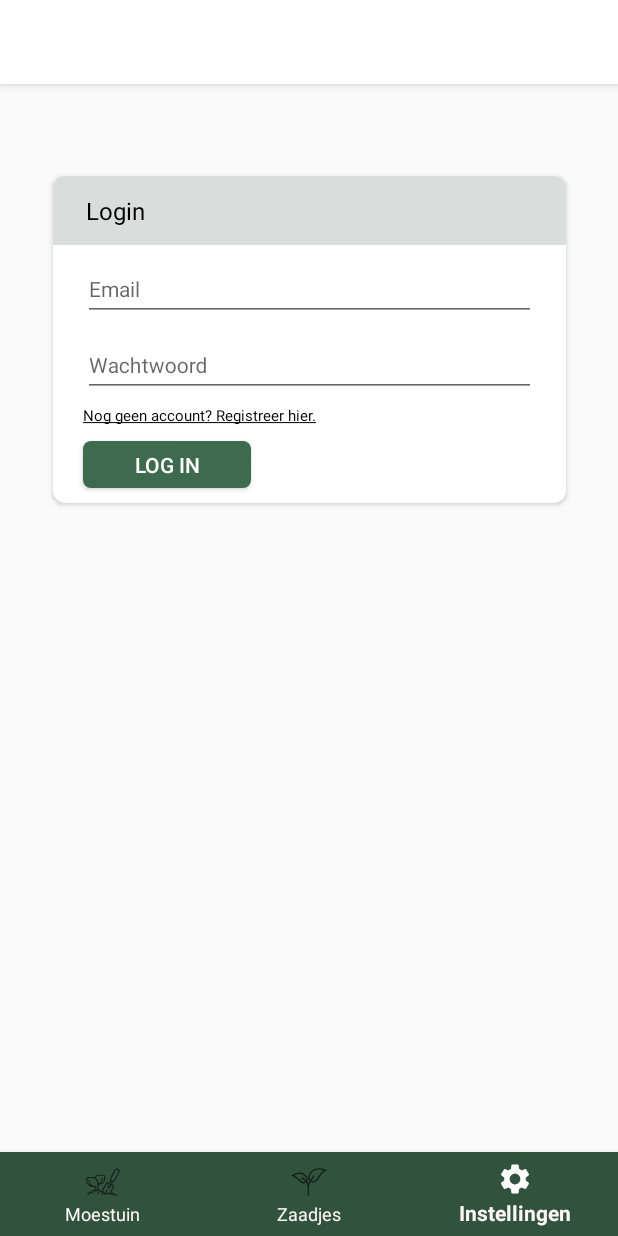
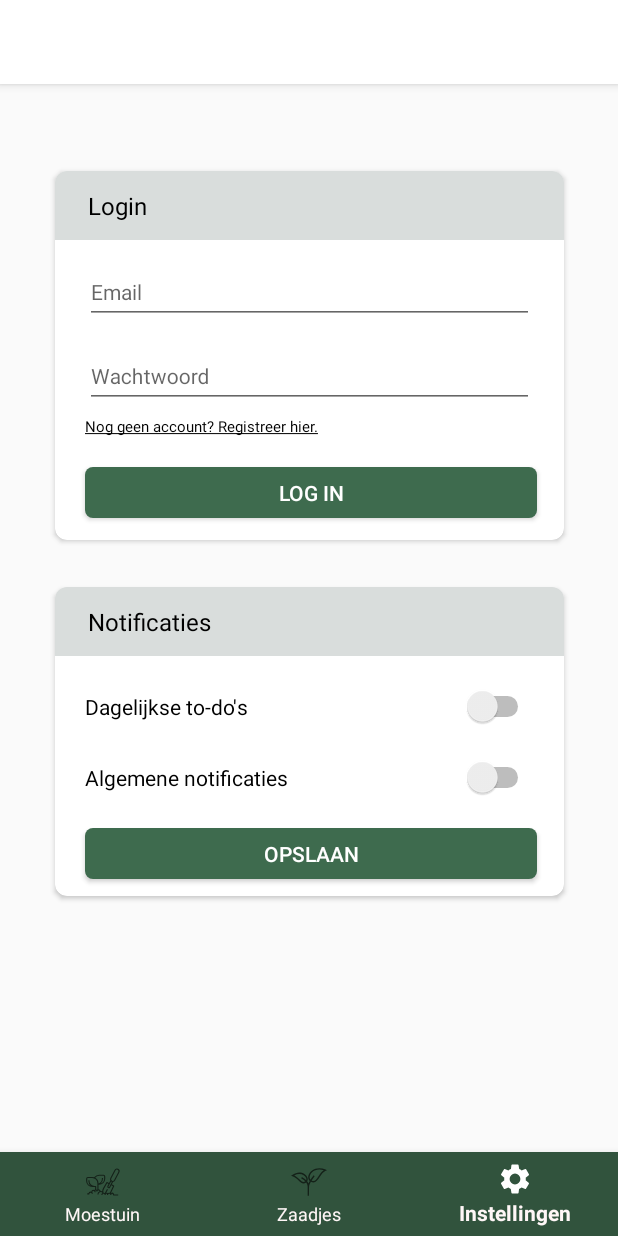
Before and after one commit to Lreneee/S1113718_S1114664_IIATIMD_app, an Android app: the NotificationsFragment screen opened through its navigation route, on a phone screen of 412 x 824 dp. Run offline under Robolectric (Android 15) with nearby library versions, the phone set to English and light mode, and no system bars; our stand-ins replace navigation-ui.

Commit message:
Added switches

```diff
--- a/app/src/main/res/layout/fragment_notifications.xml
+++ b/app/src/main/res/layout/fragment_notifications.xml
@@ -7,15 +7,16 @@
     tools:context=".ui.notifications.NotificationsFragment">
 
     <androidx.cardview.widget.CardView
-        android:layout_width="342dp"
-        android:layout_height="218dp"
+        android:id="@+id/cardView"
+        android:layout_width="339dp"
+        android:layout_height="246dp"
         android:layout_marginStart="20dp"
         android:layout_marginLeft="20dp"
         android:layout_marginEnd="20dp"
         android:layout_marginRight="20dp"
-        android:padding="8dp"
 
 
+        android:padding="8dp"
         app:cardCornerRadius="8dp"
         app:layout_constraintBottom_toBottomOf="parent"
         app:layout_constraintEnd_toEndOf="parent"
@@ -48,7 +49,8 @@
             <com.google.android.material.textfield.TextInputLayout
                 android:id="@+id/textInputEmail"
                 android:layout_width="match_parent"
-                android:layout_height="wrap_content">
+                android:layout_height="wrap_content"
+                android:layout_marginTop="5dp">
 
                 <com.google.android.material.textfield.TextInputEditText
                     android:layout_width="match_parent"
@@ -62,7 +64,8 @@
             <com.google.android.material.textfield.TextInputLayout
                 android:id="@+id/textInputPassword"
                 android:layout_width="match_parent"
-                android:layout_height="wrap_content">
+                android:layout_height="wrap_content"
+                android:layout_marginTop="5dp">
 
                 <com.google.android.material.textfield.TextInputEditText
                     android:layout_width="match_parent"
@@ -85,11 +88,11 @@
 
             <Button
                 android:id="@+id/login"
-                android:layout_width="112dp"
-                android:layout_height="wrap_content"
+                android:layout_width="301dp"
+                android:layout_height="34dp"
                 android:layout_gravity="bottom"
                 android:layout_marginStart="20dp"
-                android:layout_marginTop="10dp"
+                android:layout_marginTop="20dp"
                 android:layout_marginEnd="20dp"
                 android:layout_marginBottom="10dp"
                 android:background="@drawable/round"
@@ -104,4 +107,79 @@
         </LinearLayout>
 
     </androidx.cardview.widget.CardView>
+
+    <androidx.cardview.widget.CardView
+        android:layout_width="339dp"
+        android:layout_height="206dp"
+        android:layout_marginStart="20dp"
+        android:layout_marginLeft="20dp"
+        android:layout_marginEnd="20dp"
+        android:layout_marginRight="20dp"
+        app:cardCornerRadius="8dp"
+        app:layout_constraintBottom_toBottomOf="parent"
+        app:layout_constraintEnd_toEndOf="parent"
+        app:layout_constraintStart_toStartOf="parent"
+        app:layout_constraintTop_toBottomOf="@+id/cardView"
+        app:layout_constraintVertical_bias="0.122">
+
+        <LinearLayout
+            android:layout_width="match_parent"
+            android:layout_height="match_parent"
+            android:orientation="vertical">
+
+            <LinearLayout
+                android:layout_width="match_parent"
+                android:layout_height="wrap_content"
+                android:background="@color/colorGrey"
+                android:orientation="horizontal"
+                android:padding="12dp">
+
+                <TextView
+                    android:layout_width="wrap_content"
+                    android:layout_height="wrap_content"
+                    android:layout_marginStart="10dp"
+                    android:layout_marginEnd="10dp"
+                    android:text="Notificaties"
+                    android:textColor="#000000"
+                    android:textSize="16dp" />
+            </LinearLayout>
+
+            <Switch
+                android:id="@+id/switch1"
+                android:layout_width="match_parent"
+                android:layout_height="wrap_content"
+                android:layout_marginStart="20dp"
+                android:layout_marginTop="20dp"
+                android:layout_marginEnd="20dp"
+                android:text="Dagelijkse to-do's" />
+
+            <Switch
+                android:id="@+id/switch2"
+                android:layout_width="match_parent"
+                android:layout_height="wrap_content"
+                android:layout_marginStart="20dp"
+                android:layout_marginTop="20dp"
+                android:layout_marginEnd="20dp"
+                android:text="Algemene notificaties" />
+
+            <Button
+                android:id="@+id/save"
+                android:layout_width="301dp"
+                android:layout_height="34dp"
+                android:layout_gravity="bottom"
+                android:layout_marginStart="20dp"
+                android:layout_marginTop="20dp"
+                android:layout_marginEnd="20dp"
+                android:layout_marginBottom="10dp"
+                android:background="@drawable/round"
+                android:paddingLeft="10dp"
+                android:paddingRight="10dp"
+                android:text="Opslaan"
+                android:textColor="#FFFFFF"
+
+
+                />
+
+        </LinearLayout>
+    </androidx.cardview.widget.CardView>
 </androidx.constraintlayout.widget.ConstraintLayout>
```
